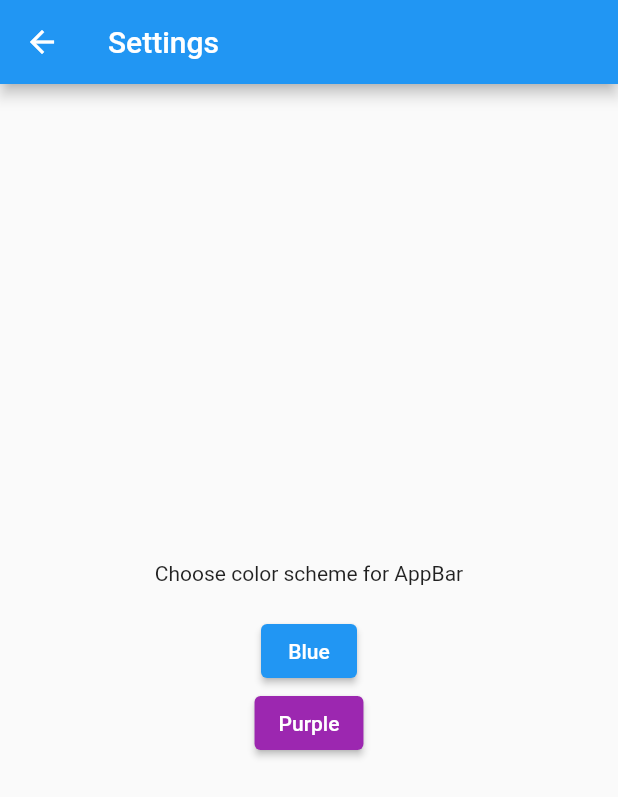
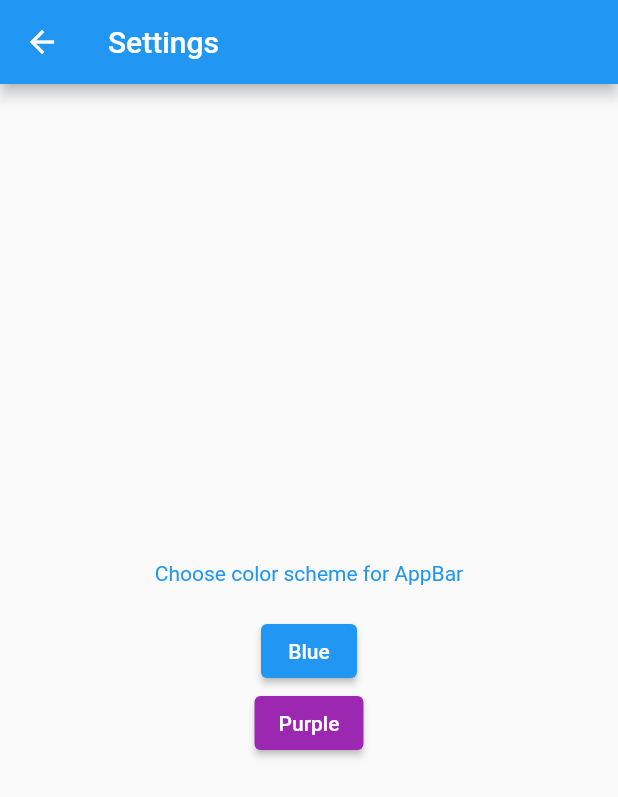
Before and after one commit to dastagg/JJ-provider-routes, a Flutter app: the MainPage screen opened by its route, after a tap on the "settings" icon, on a phone screen of 412 x 824 dp. Shown: the top 797 px of the screen. Run offline on Flutter 3.47's test engine with Material 2 defaults, Android fonts, the phone set to English and light mode, and no system bars.

Commit message:
Add code to Setting Page to change colors. This will change the color of both the text and the color of the AppBar on the Main Page.
Use context.read within OnPressed events and Consumer on the other so it only rebuilds that portion of the page instead of the whole page.

```diff
--- a/lib/pages/main_page.dart
+++ b/lib/pages/main_page.dart
@@ -1,6 +1,7 @@
 import 'package:flutter/material.dart';
 import 'package:provider/provider.dart';
 
+import '../models/settings_data.dart';
 import '../models/user.dart';
 import '../routes/routes.dart';
 
@@ -12,6 +13,7 @@ class MainPage extends StatelessWidget {
     print('Building MainPage');
     return Scaffold(
       appBar: AppBar(
+        backgroundColor: context.watch<SettingsData>().appBarColor,
         automaticallyImplyLeading: false,
         title: const Text('Main Screen'),
         actions: [
--- a/lib/pages/settings.dart
+++ b/lib/pages/settings.dart
@@ -1,4 +1,7 @@
 import 'package:flutter/material.dart';
+import 'package:provider/provider.dart';
+
+import '../models/settings_data.dart';
 
 class Settings extends StatelessWidget {
   const Settings({Key? key}) : super(key: key);
@@ -14,19 +17,32 @@ class Settings extends StatelessWidget {
         child: Column(
           mainAxisAlignment: MainAxisAlignment.center,
           children: [
-            const Text('Choose color scheme for AppBar'),
+            Consumer<SettingsData>(
+              builder: (context, value, child) {
+                return Text(
+                  'Choose color scheme for AppBar',
+                  style: TextStyle(
+                    color: value.appBarColor,
+                  ),
+                );
+              },
+            ),
             const SizedBox(
               height: 20,
             ),
             ElevatedButton(
-              onPressed: () {},
+              onPressed: () {
+                context.read<SettingsData>().appBarColor = Colors.blue;
+              },
               child: const Text('Blue'),
             ),
             ElevatedButton(
               style: ElevatedButton.styleFrom(
                 primary: Colors.purple,
               ),
-              onPressed: () {},
+              onPressed: () {
+                context.read<SettingsData>().appBarColor = Colors.purple;
+              },
               child: const Text('Purple'),
             ),
           ],
```
